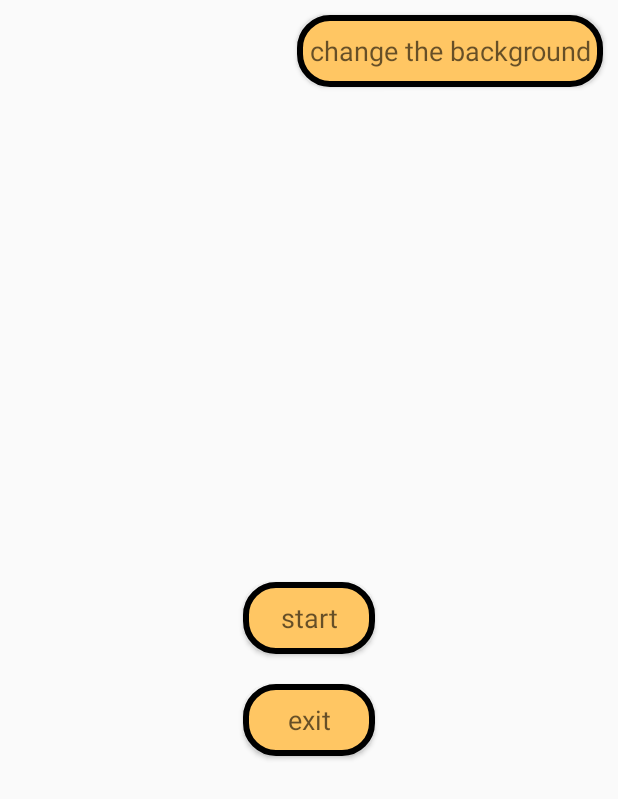
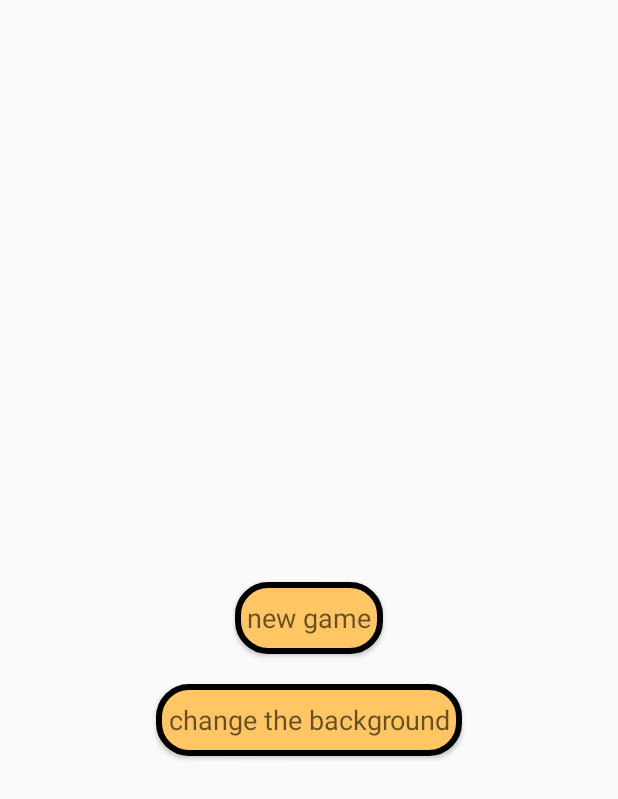
Before and after one commit to baharkhd/6-nimmt, an Android app: the layout fragment_start_page.xml on its own in the app's theme, with its tools: preview values and no code run, on a phone screen of 412 x 824 dp. Shown: the top 799 px of the screen. Run offline under Robolectric (Android 15) with nearby library versions, the light colour scheme and no system bars.

Commit message:
removed exit button

```diff
--- a/app/src/main/java/com/example/a6nimmt/MenuActivity.java
+++ b/app/src/main/java/com/example/a6nimmt/MenuActivity.java
@@ -49,6 +49,10 @@ public class MenuActivity extends AppCompatActivity implements NameofPlayers.OnN
         buttonClickSound = MediaPlayer.create(this, R.raw.button_click_1);
 
 
+        SharedPreferences setting = getSharedPreferences("background", MODE_PRIVATE);
+        background = setting.getInt("background", R.drawable.red_colored_background);
+
+
         if (savedInstanceState == null) {
             startPage = new StartPage();
             startPage.setArguments(this.getIntent().getExtras());
@@ -74,19 +78,21 @@ public class MenuActivity extends AppCompatActivity implements NameofPlayers.OnN
 
      @Override public void onResume(){
         super.onResume();
-        SharedPreferences setting = getSharedPreferences("background", MODE_PRIVATE);
-        background = setting.getInt("background", R.drawable.red_colored_background);
         background();
      }
 
     @Override public void onPause() {
         super.onPause();
+        saveBackground();
+    }
+
+    private void saveBackground() {
         SharedPreferences setting = getSharedPreferences("background", MODE_PRIVATE);
         SharedPreferences.Editor edit= setting.edit();
 
         edit.putInt("background", background);
         edit.apply();
-     }
+    }
 
     public void exitButton(View view) {
         buttonClickSound.start();
--- a/app/src/main/res/layout/fragment_start_page.xml
+++ b/app/src/main/res/layout/fragment_start_page.xml
@@ -8,10 +8,9 @@
     <Button
         android:layout_width="wrap_content"
         android:layout_height="wrap_content"
-        android:layout_alignParentEnd="true"
-        android:layout_alignParentRight="true"
         android:layout_marginTop="10dp"
-        android:layout_marginRight="10dp"
+        android:layout_below="@+id/start"
+        android:layout_centerInParent="true"
         android:background="@drawable/custom_button"
         android:text="@string/chenge_background"
         android:padding="8dp"
@@ -29,25 +28,26 @@
         android:background="@drawable/custom_button"
         android:layout_marginBottom="10dp"
         android:text="@string/start_game"
+        android:padding="8dp"
         android:textAppearance="@style/TextAppearance.AppCompat.Medium"
         tools:ignore="OnClick" />
 
-    <FrameLayout
-        android:id="@+id/no_of_players"
-        android:layout_width="wrap_content"
-        android:layout_height="wrap_content"
-        android:layout_below="@+id/start"
-        android:layout_centerInParent="true" />
+<!--    <FrameLayout-->
+<!--        android:id="@+id/no_of_players"-->
+<!--        android:layout_width="wrap_content"-->
+<!--        android:layout_height="wrap_content"-->
+<!--        android:layout_below="@+id/start"-->
+<!--        android:layout_centerInParent="true" />-->
 
-    <Button
-        android:id="@+id/exit"
-        android:layout_width="wrap_content"
-        android:layout_height="wrap_content"
-        android:layout_below="@id/no_of_players"
-        android:background="@drawable/custom_button"
-        android:layout_centerInParent="true"
-        android:onClick="exitButton"
-        android:text="@string/end_game"
-        android:layout_marginTop="10dp"
-        android:textAppearance="@style/TextAppearance.AppCompat.Medium" />
+<!--    <Button-->
+<!--        android:id="@+id/exit"-->
+<!--        android:layout_width="wrap_content"-->
+<!--        android:layout_height="wrap_content"-->
+<!--        android:layout_below="@id/no_of_players"-->
+<!--        android:background="@drawable/custom_button"-->
+<!--        android:layout_centerInParent="true"-->
+<!--        android:onClick="exitButton"-->
+<!--        android:text="@string/end_game"-->
+<!--        android:layout_marginTop="10dp"-->
+<!--        android:textAppearance="@style/TextAppearance.AppCompat.Medium" />-->
 </RelativeLayout>
--- a/app/src/main/res/values/strings.xml
+++ b/app/src/main/res/values/strings.xml
@@ -11,7 +11,7 @@
     <string name="text9">text9</string>
     <string name="text10">text10</string>
     <string name="userName">Username</string>
-    <string name="start_game">start</string>
+    <string name="start_game">new game</string>
     <string name="end_game">exit</string>
     <string name="noofplayers">Enter the number of players</string>
     <string name="ok">OK</string>
```
